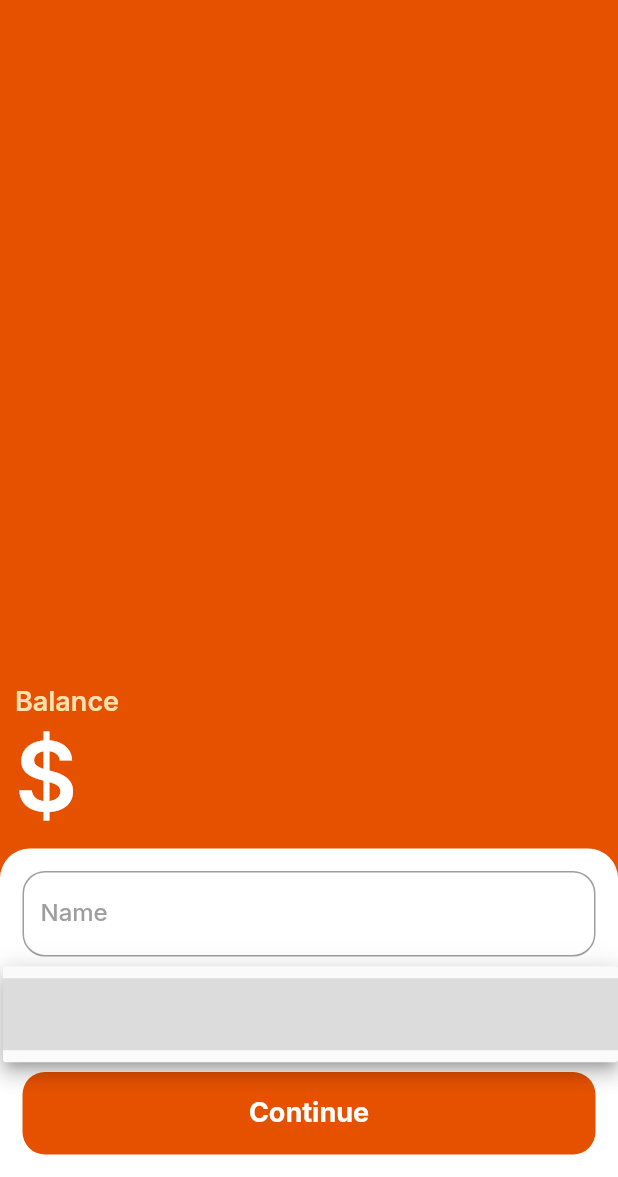
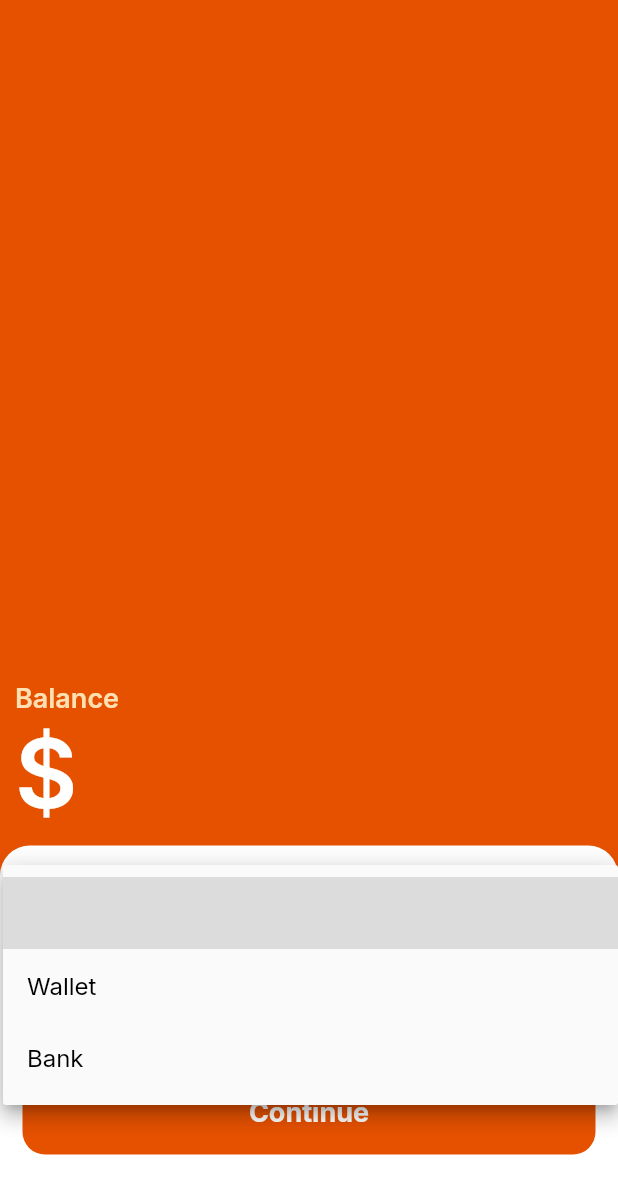
Before and after one commit to JMarinez/gatao, a Flutter app: the CreateWalletScreen screen opened directly with empty values, after a tap on "Account Type", on a phone screen of 412 x 824 dp, the part 59-1236 px from its top. Run offline on Flutter 3.47's test engine with Material 2 defaults, Android fonts, the light colour scheme and no system bars; our stand-ins replace flutter_svg, google_fonts.

Commit message:
[FIX] Closing keyboard when pop & resizeToAvoidBottomInset set to false avoiding overflow in account screen

```diff
--- a/lib/src/components/flat_app_bar.dart
+++ b/lib/src/components/flat_app_bar.dart
@@ -5,6 +5,7 @@ class FlatAppBar extends StatelessWidget {
   final TextStyle appBarTheme;
   final Color backgroundColor;
   final Color iconColor;
+  final Function onTap;
 
   const FlatAppBar({
     Key? key,
@@ -12,6 +13,7 @@ class FlatAppBar extends StatelessWidget {
     required this.appBarTheme,
     required this.backgroundColor,
     required this.iconColor,
+    required this.onTap,
   }) : super(key: key);
 
   @override
@@ -27,7 +29,7 @@ class FlatAppBar extends StatelessWidget {
           Icons.arrow_back,
           color: iconColor,
         ),
-        onPressed: () => Navigator.pop(context),
+        onPressed: () => onTap(),
       ),
       centerTitle: true,
       elevation: 0,
--- a/lib/src/screens/account/account_screen.dart
+++ b/lib/src/screens/account/account_screen.dart
@@ -16,6 +16,7 @@ class AccountScreen extends StatelessWidget {
   @override
   Widget build(BuildContext context) {
     return Scaffold(
+      resizeToAvoidBottomInset: false,
       backgroundColor: Colors.white,
       appBar: PreferredSize(
         preferredSize: const Size.fromHeight(56.0),
@@ -24,6 +25,7 @@ class AccountScreen extends StatelessWidget {
           appBarTheme: GataoTheme.lightAppBarTitle,
           backgroundColor: Colors.white,
           iconColor: Colors.black,
+          onTap: () => Navigator.pop(context),
         ),
       ),
       body: SizedBox(
@@ -31,7 +33,6 @@ class AccountScreen extends StatelessWidget {
         child: Column(
           children: [
             const AccountHeader(),
-            const SizedBox(height: 10.0),
             _buildAccountBody(),
             const Spacer(),
             LongBottomButton(
--- a/lib/src/screens/account/create_wallet_screen.dart
+++ b/lib/src/screens/account/create_wallet_screen.dart
@@ -43,6 +43,15 @@ class _CreateWalletScreenState extends State<CreateWalletScreen> {
           appBarTheme: GataoTheme.darkAppBarTitle,
           backgroundColor: Theme.of(context).primaryColor,
           iconColor: Colors.white,
+          onTap: () {
+            FocusScopeNode currentFocus = FocusScope.of(context);
+
+            if (!currentFocus.hasPrimaryFocus) {
+              currentFocus.unfocus();
+            }
+
+            Navigator.pop(context);
+          },
         ),
       ),
       backgroundColor: Theme.of(context).primaryColor,
@@ -61,6 +70,7 @@ class _CreateWalletScreenState extends State<CreateWalletScreen> {
                     Flexible(
                       flex: 9,
                       child: TextField(
+                        keyboardType: TextInputType.number,
                         style: GataoTheme.darkHeadlineX,
                         autocorrect: false,
                         cursorColor: Colors.white,
@@ -81,11 +91,25 @@ class _CreateWalletScreenState extends State<CreateWalletScreen> {
                 Padding(
                   padding: const EdgeInsets.symmetric(horizontal: 15.0),
                   child: TextFormField(
+                    cursorColor: GataoTheme.primaryColor,
+                    autocorrect: false,
                     decoration: InputDecoration(
-                        border: OutlineInputBorder(
-                            borderRadius: BorderRadius.circular(15.0)),
-                        labelText: 'Name',
-                        labelStyle: GataoTheme.formLabelStyle),
+                      focusedBorder: OutlineInputBorder(
+                        borderRadius: BorderRadius.circular(15.0),
+                        borderSide: const BorderSide(
+                          color: GataoTheme.primaryColor,
+                        ),
+                      ),
+                      enabledBorder: OutlineInputBorder(
+                        borderRadius: BorderRadius.circular(15.0),
+                        borderSide: const BorderSide(
+                          color: Colors.grey,
+                        ),
+                      ),
+                      labelText: 'Name',
+                      labelStyle: GataoTheme.formLabelStyle,
+                    ),
+                    style: GataoTheme.lightTextTheme.bodyText1,
                   ),
                 ),
                 const SizedBox(height: 10.0),
@@ -100,24 +124,21 @@ class _CreateWalletScreenState extends State<CreateWalletScreen> {
                     child: Padding(
                       padding: const EdgeInsets.only(left: 10.0),
                       child: DropdownButton(
-                        style: GataoTheme.formLabelStyle,
+                        style: GataoTheme.lightTextTheme.bodyText1,
                         underline: Container(),
-                        hint: const Text('Account Type'),
+                        hint: Text(
+                          'Account Type',
+                          style: GataoTheme.formLabelStyle,
+                        ),
                         isExpanded: true,
                         value: dropdownValue,
                         icon: const Icon(Icons.keyboard_arrow_down),
-                        // items: items.map((String items) {
-                        //   return DropdownMenuItem(
-                        //     value: items,
-                        //     child: Text(items),
-                        //   );
-                        // }).toList(),
-                        items: const <DropdownMenuItem<String>>[
-                          DropdownMenuItem(
-                            child: Text(''),
-                            value: '',
-                          )
-                        ],
+                        items: items.map((String items) {
+                          return DropdownMenuItem(
+                            value: items,
+                            child: Text(items),
+                          );
+                        }).toList(),
                         onChanged: (String? newValue) {
                           setState(() {
                             dropdownValue = newValue!;
--- a/lib/src/themes/gatao_themes.dart
+++ b/lib/src/themes/gatao_themes.dart
@@ -76,6 +76,7 @@ class GataoTheme {
     ),
     bodyText1: GoogleFonts.inter(
       fontSize: 16.0,
+      color: Colors.black,
     ),
     bodyText2: GoogleFonts.inter(
       fontSize: 16.0,
```
